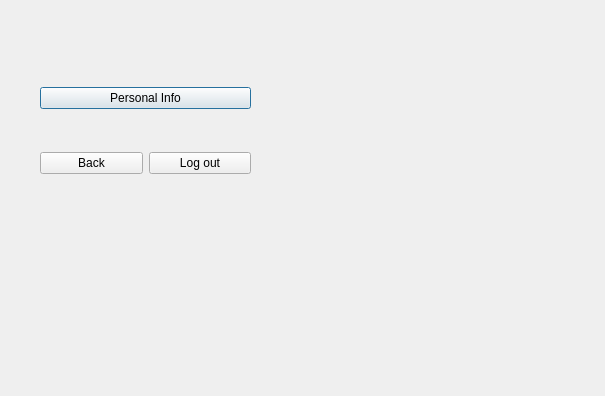
Qt form Guide_me/profle.ui (MARIO00410/Guide-Me) before a commit.
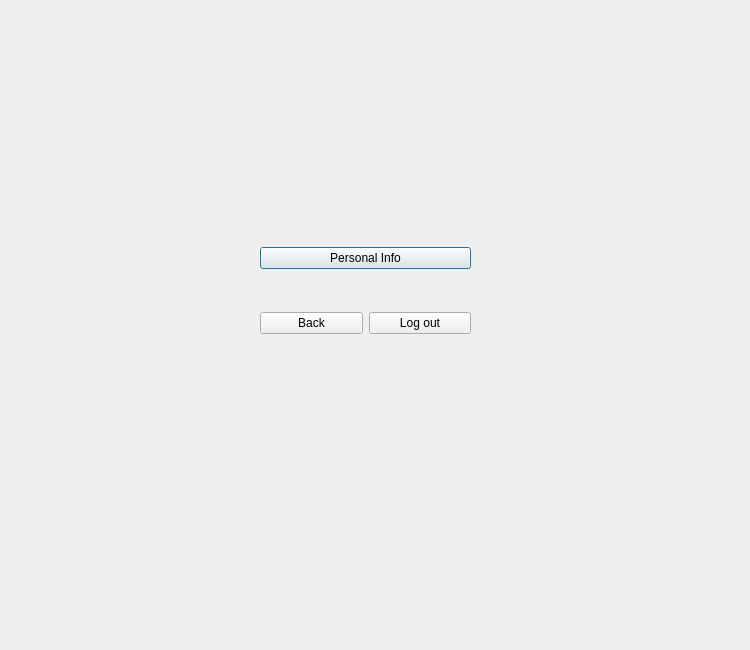
The same form after that commit.

```diff
--- a/Guide_me/profle.ui
+++ b/Guide_me/profle.ui
@@ -6,18 +6,18 @@
    <rect>
     <x>0</x>
     <y>0</y>
-    <width>605</width>
-    <height>396</height>
+    <width>750</width>
+    <height>650</height>
    </rect>
   </property>
   <property name="windowTitle">
    <string>Dialog</string>
   </property>
-  <widget class="QWidget" name="">
+  <widget class="QWidget" name="layoutWidget">
    <property name="geometry">
     <rect>
-     <x>40</x>
-     <y>50</y>
+     <x>260</x>
+     <y>210</y>
      <width>211</width>
      <height>161</height>
     </rect>
```
